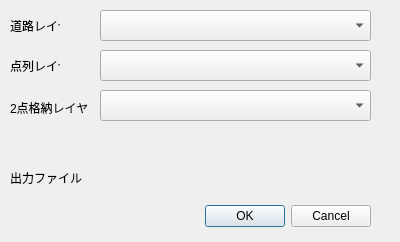
Above: EnRoute_dialog_base.ui from yoichigmf/EnRoute before the change. Below: the same form after it.
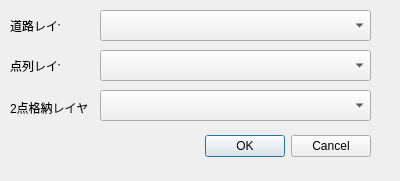
That is the form after the change. Custom widgets are drawn as their Qt base class.

Patch:
```diff
--- a/EnRoute_dialog_base.ui
+++ b/EnRoute_dialog_base.ui
@@ -7,7 +7,7 @@
     <x>0</x>
     <y>0</y>
     <width>400</width>
-    <height>242</height>
+    <height>181</height>
    </rect>
   </property>
   <property name="windowTitle">
@@ -17,7 +17,7 @@
    <property name="geometry">
     <rect>
      <x>30</x>
-     <y>200</y>
+     <y>130</y>
      <width>341</width>
      <height>32</height>
     </rect>
@@ -49,16 +49,6 @@
     </rect>
    </property>
   </widget>
-  <widget class="QgsFileWidget" name="mQgsFileWidget">
-   <property name="geometry">
-    <rect>
-     <x>100</x>
-     <y>160</y>
-     <width>301</width>
-     <height>41</height>
-    </rect>
-   </property>
-  </widget>
   <widget class="QgsMapLayerComboBox" name="mMapLayerComboBox_3">
    <property name="geometry">
     <rect>
@@ -108,26 +98,8 @@
     <string>2点格納レイヤ</string>
    </property>
   </widget>
-  <widget class="QLabel" name="label_4">
-   <property name="geometry">
-    <rect>
-     <x>10</x>
-     <y>170</y>
-     <width>81</width>
-     <height>16</height>
-    </rect>
-   </property>
-   <property name="text">
-    <string>出力ファイル</string>
-   </property>
-  </widget>
  </widget>
  <customwidgets>
-  <customwidget>
-   <class>QgsFileWidget</class>
-   <extends>QWidget</extends>
-   <header>qgsfilewidget.h</header>
-  </customwidget>
   <customwidget>
    <class>QgsMapLayerComboBox</class>
    <extends>QComboBox</extends>
```
